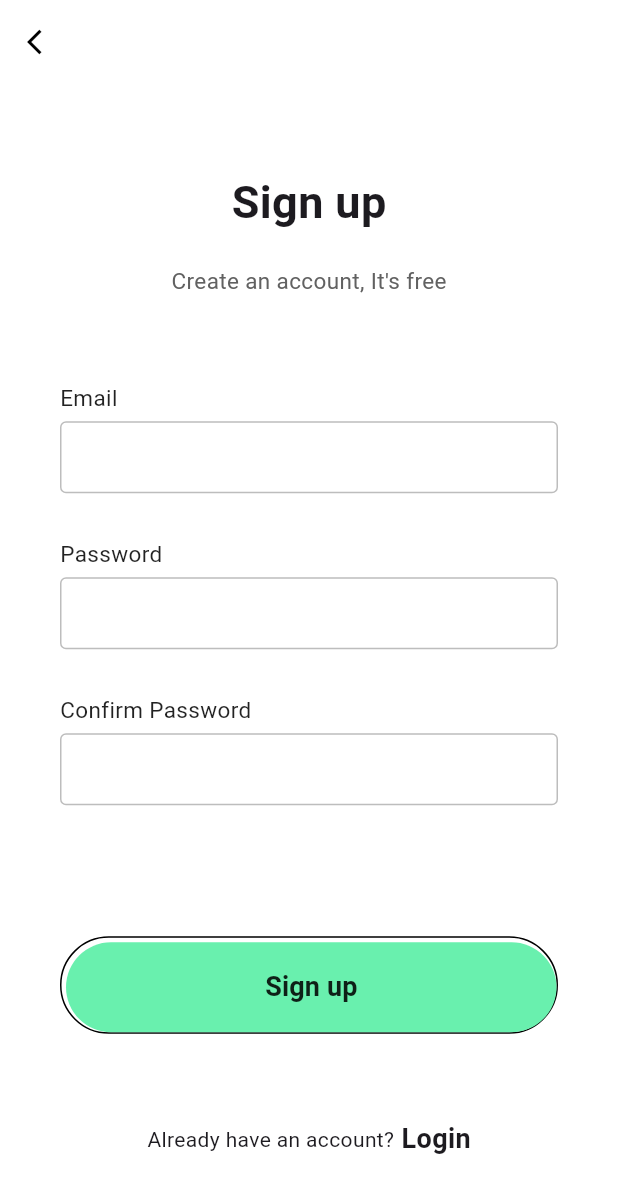
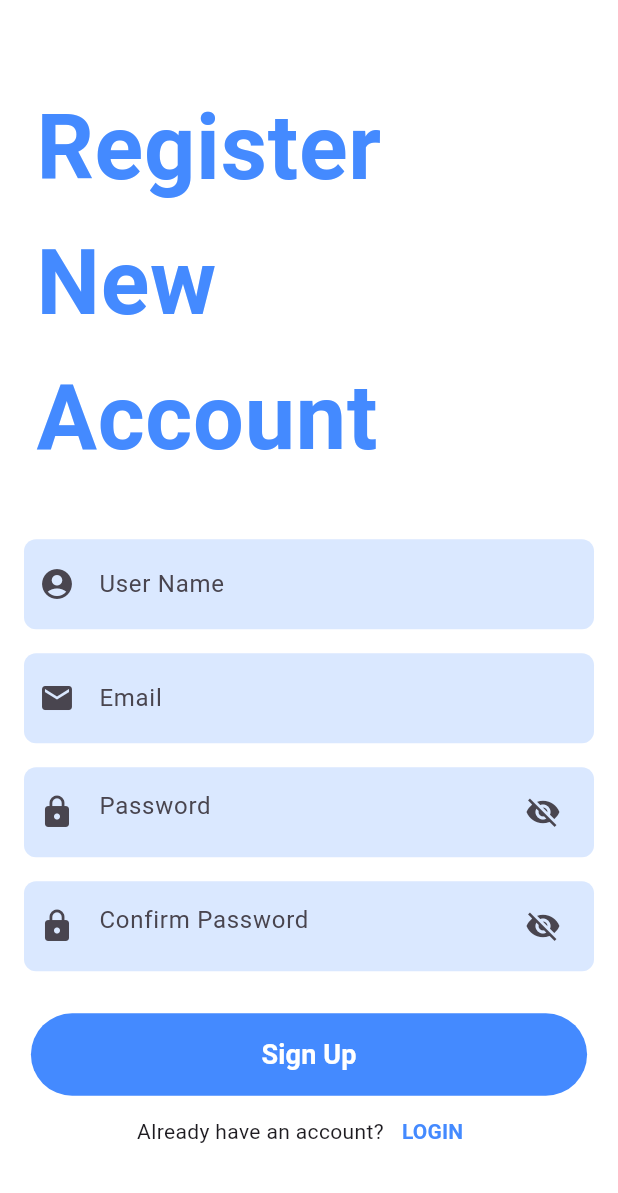
Before and after one commit to AryanBhimani/Nexus-App, a Flutter app: the LoginScreen screen opened directly, after a tap on "Login", after a tap on "SIGN UP", on a phone screen of 412 x 824 dp. Shown: the top 1193 px of the screen. Run offline on Flutter 3.47's test engine with Material 3 defaults, Android fonts, the phone set to English and light mode, and no system bars; our stand-ins replace cloud_firestore, firebase_auth, firebase_core, shared_preferences; accounts and stored records are empty.

Commit message:
first commit

```diff
--- /dev/null
+++ b/lib/Components/Colors.dart
@@ -0,0 +1,6 @@
+import 'package:flutter/material.dart';
+
+//Our default project colors
+
+const primaryColor = Colors.blueAccent;
+const backgroundColor = Color.fromARGB(255, 243, 243, 243);
--- a/lib/Screens/Login and Sign in/Login_screen.dart
+++ b/lib/Screens/Login and Sign in/Login_screen.dart
@@ -1,7 +1,7 @@
 import 'package:firebase_auth/firebase_auth.dart';
 import 'package:flutter/material.dart';
 import 'package:nexusapp/Screens/Home/Home_screen.dart';
-import 'package:nexusapp/Screens/Login%20and%20Sign%20in/Sign%20in_screen.dart';
+import 'package:nexusapp/Screens/Login%20and%20Sign%20in/SignUp_screen.dart';
 
 class LoginScreen extends StatefulWidget {
   const LoginScreen({super.key});
@@ -195,7 +195,7 @@ class _LoginScreenState extends State<LoginScreen>
                                 context,
                                 MaterialPageRoute(
                                   builder: (context) =>
-                                      const SignupPage(),
+                                      const SignupScreen(),
                                 ),
                               );
                             },
--- a/lib/Screens/Login and Sign in/Sign in_screen.dart
+++ /dev/null
@@ -1,119 +0,0 @@
-// ignore: file_names
-import 'package:animate_do/animate_do.dart';
-import 'package:flutter/material.dart';
-
-class SignupPage extends StatelessWidget {
-  const SignupPage({super.key});
-
-  @override
-  Widget build(BuildContext context) {
-    return Scaffold(
-      resizeToAvoidBottomInset: true,
-      backgroundColor: Colors.white,
-      appBar: AppBar(
-        elevation: 0,
-        backgroundColor: Colors.white,
-        leading: IconButton(
-          onPressed: () {
-            Navigator.pop(context);
-          },
-          icon: const Icon(Icons.arrow_back_ios, size: 20, color: Colors.black,),
-        ),
-      ),
-      body: SingleChildScrollView(
-        child: Container(
-          padding: const EdgeInsets.symmetric(horizontal: 40),
-          height: MediaQuery.of(context).size.height - 50,
-          width: double.infinity,
-          child: Column(
-            mainAxisAlignment: MainAxisAlignment.spaceEvenly,
-            children: <Widget>[
-              Column(
-                children: <Widget>[
-                  FadeInUp(duration: const Duration(milliseconds: 1000), child: const Text("Sign up", style: TextStyle(
-                    fontSize: 30,
-                    fontWeight: FontWeight.bold
-                  ),)),
-                  const SizedBox(height: 20,),
-                  FadeInUp(duration: const Duration(milliseconds: 1200), child: Text("Create an account, It's free", style: TextStyle(
-                    fontSize: 15,
-                    color: Colors.grey[700]
-                  ),)),
-                ],
-              ),
-              Column(
-                children: <Widget>[
-                  FadeInUp(duration: const Duration(milliseconds: 1200), child: makeInput(label: "Email")),
-                  FadeInUp(duration: const Duration(milliseconds: 1300), child: makeInput(label: "Password", obscureText: true)),
-                  FadeInUp(duration: const Duration(milliseconds: 1400), child: makeInput(label: "Confirm Password", obscureText: true)),
-                ],
-              ),
-              FadeInUp(duration: const Duration(milliseconds: 1500), child: Container(
-                padding: const EdgeInsets.only(top: 3, left: 3),
-                decoration: BoxDecoration(
-                  borderRadius: BorderRadius.circular(50),
-                  border: const Border(
-                    bottom: BorderSide(color: Colors.black),
-                    top: BorderSide(color: Colors.black),
-                    left: BorderSide(color: Colors.black),
-                    right: BorderSide(color: Colors.black),
-                  )
-                ),
-                child: MaterialButton(
-                  minWidth: double.infinity,
-                  height: 60,
-                  onPressed: () {},
-                  color: Colors.greenAccent,
-                  elevation: 0,
-                  shape: RoundedRectangleBorder(
-                    borderRadius: BorderRadius.circular(50)
-                  ),
-                  child: const Text("Sign up", style: TextStyle(
-                    fontWeight: FontWeight.w600,
-                    fontSize: 18
-                  ),),
-                ),
-              )),
-              FadeInUp(duration: const Duration(milliseconds: 1600), child: const Row(
-                mainAxisAlignment: MainAxisAlignment.center,
-                children: <Widget>[
-                  Text("Already have an account?"),
-                  Text(" Login", style: TextStyle(
-                    fontWeight: FontWeight.w600, fontSize: 18
-                  ),),
-                ],
-              )),
-            ],
-          ),
-        ),
-      ),
-    );
-  }
-
-  Widget makeInput({label, obscureText = false}) {
-    return Column(
-      crossAxisAlignment: CrossAxisAlignment.start,
-      children: <Widget>[
-        Text(label, style: const TextStyle(
-          fontSize: 15,
-          fontWeight: FontWeight.w400,
-          color: Colors.black87
-        ),),
-        const SizedBox(height: 5,),
-        TextField(
-          obscureText: obscureText,
-          decoration: InputDecoration(
-            contentPadding: const EdgeInsets.symmetric(vertical: 0, horizontal: 10),
-            enabledBorder: OutlineInputBorder(
-              borderSide: BorderSide(color: Colors.grey.shade400)
-            ),
-            border: OutlineInputBorder(
-              borderSide: BorderSide(color: Colors.grey.shade400)
-            ),
-          ),
-        ),
-        const SizedBox(height: 30,),
-      ],
-    );
-  }
-}
--- /dev/null
+++ b/lib/Screens/Login and Sign in/SignUp_screen.dart
@@ -0,0 +1,278 @@
+import 'package:cloud_firestore/cloud_firestore.dart';
+import 'package:firebase_auth/firebase_auth.dart';
+import 'package:flutter/material.dart';
+import 'package:nexusapp/Screens/Login%20and%20Sign%20in/Login_screen.dart';
+
+class SignupScreen extends StatefulWidget {
+  const SignupScreen({super.key});
+
+  @override
+  State<SignupScreen> createState() => _SignupScreenState();
+}
+
+class _SignupScreenState extends State<SignupScreen> with SingleTickerProviderStateMixin {
+  final FirebaseAuth _auth = FirebaseAuth.instance;
+  final emailname = TextEditingController();
+  final password = TextEditingController();
+  final confirmPassword = TextEditingController();
+  final usernameController = TextEditingController();
+  final formKey = GlobalKey<FormState>();
+
+  bool isVisible = false;
+  bool isConfirmPasswordVisible = false;
+
+  // Animation controllers and variables
+  late AnimationController _controller;
+  late Animation<Offset> _slideAnimation;
+  late Animation<double> _opacityAnimation;
+
+  @override
+  void initState() {
+    super.initState();
+
+    // Initialize the animation controller
+    _controller = AnimationController(
+      vsync: this,
+      duration: const Duration(milliseconds: 800),
+    );
+
+    // Define the slide and opacity animations
+    _slideAnimation = Tween<Offset>(
+      begin: const Offset(0.0, 0.5), // Start slightly below
+      end: Offset.zero, // End at the original position
+    ).animate(
+      CurvedAnimation(parent: _controller, curve: Curves.easeOut),
+    );
+
+    _opacityAnimation = Tween<double>(begin: 0.0, end: 1.0).animate(
+      CurvedAnimation(parent: _controller, curve: Curves.easeIn),
+    );
+
+    // Start the animation
+    _controller.forward();
+  }
+
+  Future addUserDetails(String emailname, String password) async {
+    await FirebaseFirestore.instance.collection('users').add({
+      'email': emailname,
+      'password': password,
+    });
+  }
+
+  @override
+  void dispose() {
+    emailname.dispose();
+    password.dispose();
+    confirmPassword.dispose();
+    usernameController.dispose();
+    _controller.dispose(); // Dispose the animation controller
+    super.dispose();
+  }
+
+  @override
+  Widget build(BuildContext context) {
+    return Scaffold(
+      backgroundColor: Colors.white,
+      body: Center(
+        child: SingleChildScrollView(
+          child: Form(
+            key: formKey,
+            child: Padding(
+              padding: const EdgeInsets.all(8.0),
+              child: Column(
+                mainAxisAlignment: MainAxisAlignment.center,
+                children: [
+                  SlideTransition(
+                    position: _slideAnimation,
+                    child: FadeTransition(
+                      opacity: _opacityAnimation,
+                      child: const ListTile(
+                        title: Text(
+                          "Register New Account",
+                          style: TextStyle(
+                            color: Colors.blueAccent,
+                            fontSize: 60,
+                            fontWeight: FontWeight.bold,
+                          ),
+                        ),
+                      ),
+                    ),
+                  ),
+                  const SizedBox(height: 20),
+                  AnimatedBuilder(
+                    animation: _controller,
+                    builder: (context, child) {
+                      return FadeTransition(
+                        opacity: _opacityAnimation,
+                        child: SlideTransition(
+                          position: _slideAnimation,
+                          child: Column(
+                            children: [
+                              // Username Field
+                              _buildInputField(
+                                controller: usernameController,
+                                hintText: "User Name",
+                                icon: Icons.account_circle,
+                              ),
+                              // Email Field
+                              _buildInputField(
+                                controller: emailname,
+                                hintText: "Email",
+                                icon: Icons.email,
+                                validator: (value) =>
+                                    value!.isEmpty ? "Email is required" : null,
+                              ),
+                              // Password Field
+                              _buildInputField(
+                                controller: password,
+                                hintText: "Password",
+                                icon: Icons.lock,
+                                obscureText: !isVisible,
+                                toggleVisibility: () {
+                                  setState(() {
+                                    isVisible = !isVisible;
+                                  });
+                                },
+                                validator: (value) =>
+                                    value!.isEmpty ? "Password is required" : null,
+                              ),
+                              // Confirm Password Field
+                              _buildInputField(
+                                controller: confirmPassword,
+                                hintText: "Confirm Password",
+                                icon: Icons.lock,
+                                obscureText: !isConfirmPasswordVisible,
+                                toggleVisibility: () {
+                                  setState(() {
+                                    isConfirmPasswordVisible = !isConfirmPasswordVisible;
+                                  });
+                                },
+                                validator: (value) {
+                                  if (value!.isEmpty) {
+                                    return "Confirm password is required";
+                                  } else if (password.text != confirmPassword.text) {
+                                    return "Passwords don't match";
+                                  }
+                                  return null;
+                                },
+                              ),
+                              const SizedBox(height: 20),
+                              // SignUp Button
+                              Container(
+                                height: 55,
+                                width: MediaQuery.of(context).size.width * .9,
+                                decoration: BoxDecoration(
+                                  borderRadius: BorderRadius.circular(100),
+                                  color: Colors.blueAccent,
+                                ),
+                                child: TextButton(
+                                  onPressed: () async {
+                                    if (formKey.currentState!.validate()) {
+                                      try {
+                                        final credential = await _auth.createUserWithEmailAndPassword(
+                                          email: emailname.text,
+                                          password: password.text,
+                                        );
+                                        addUserDetails(
+                                          emailname.text.trim(),
+                                          password.text.trim(),
+                                        );
+                                        ScaffoldMessenger.of(context).showSnackBar(
+                                          const SnackBar(content: Text('Signup successful')),
+                                        );
+                                        Navigator.pushReplacement(
+                                          context,
+                                          MaterialPageRoute(builder: (context) => const LoginScreen()),
+                                        );
+                                      } on FirebaseAuthException catch (e) {
+                                        ScaffoldMessenger.of(context).showSnackBar(
+                                          SnackBar(
+                                            content: Text('Signup failed: ${e.message}'),
+                                          ),
+                                        );
+                                      }
+                                    }
+                                  },
+                                  child: const Text(
+                                    "Sign Up",
+                                    style: TextStyle(
+                                      color: Colors.white,
+                                      fontSize: 18.0,
+                                      fontWeight: FontWeight.bold,
+                                    ),
+                                  ),
+                                ),
+                              ),
+                              // Login Redirect
+                              Row(
+                                mainAxisAlignment: MainAxisAlignment.center,
+                                children: [
+                                  const Text("Already have an account?"),
+                                  TextButton(
+                                    onPressed: () {
+                                      Navigator.push(
+                                        context,
+                                        MaterialPageRoute(
+                                          builder: (context) => const LoginScreen(),
+                                        ),
+                                      );
+                                    },
+                                    child: const Text(
+                                      'LOGIN',
+                                      style: TextStyle(
+                                        color: Colors.blueAccent,
+                                        fontWeight: FontWeight.bold,
+                                      ),
+                                    ),
+                                  ),
+                                ],
+                              ),
+                            ],
+                          ),
+                        ),
+                      );
+                    },
+                  ),
+                ],
+              ),
+            ),
+          ),
+        ),
+      ),
+    );
+  }
+
+  Widget _buildInputField({
+    required TextEditingController controller,
+    required String hintText,
+    required IconData icon,
+    String? Function(String?)? validator,
+    bool obscureText = false,
+    VoidCallback? toggleVisibility,
+  }) {
+    return Container(
+      margin: const EdgeInsets.all(8),
+      padding: const EdgeInsets.symmetric(horizontal: 10, vertical: 6),
+      decoration: BoxDecoration(
+        borderRadius: BorderRadius.circular(8),
+        color: Colors.blueAccent.withOpacity(.2),
+      ),
+      child: TextFormField(
+        controller: controller,
+        validator: validator,
+        obscureText: obscureText,
+        decoration: InputDecoration(
+          icon: Icon(icon),
+          border: InputBorder.none,
+          hintText: hintText,
+          suffixIcon: toggleVisibility != null
+              ? IconButton(
+                  onPressed: toggleVisibility,
+                  icon: Icon(obscureText ? Icons.visibility_off : Icons.visibility),
+                )
+              : null,
+        ),
+      ),
+    );
+  }
+}
--- a/lib/Screens/Splash/Splash_screen.dart
+++ b/lib/Screens/Splash/Splash_screen.dart
@@ -98,7 +98,7 @@ class _OnboardingPageState extends State<OnboardingPage> {
       Navigator.pushReplacement(
         // ignore: use_build_context_synchronously
         context,
-        MaterialPageRoute(builder: (context) => const aryan()),
+        MaterialPageRoute(builder: (context) => const MainPage()),
       );
     }
   }
@@ -211,7 +211,7 @@ class _OnboardingPageState extends State<OnboardingPage> {
               _setOnboardingCompleted();
               Navigator.pushReplacement(
                 context,
-                MaterialPageRoute(builder: (context) => const aryan()),
+                MaterialPageRoute(builder: (context) => const MainPage()),
               );
             }
           });
```
Also changed, not shown: lib/Components/Button.dart (added, +35 -0 lines), lib/Screens/Login and Sign in/Auth.dart (+58 -90 lines).
